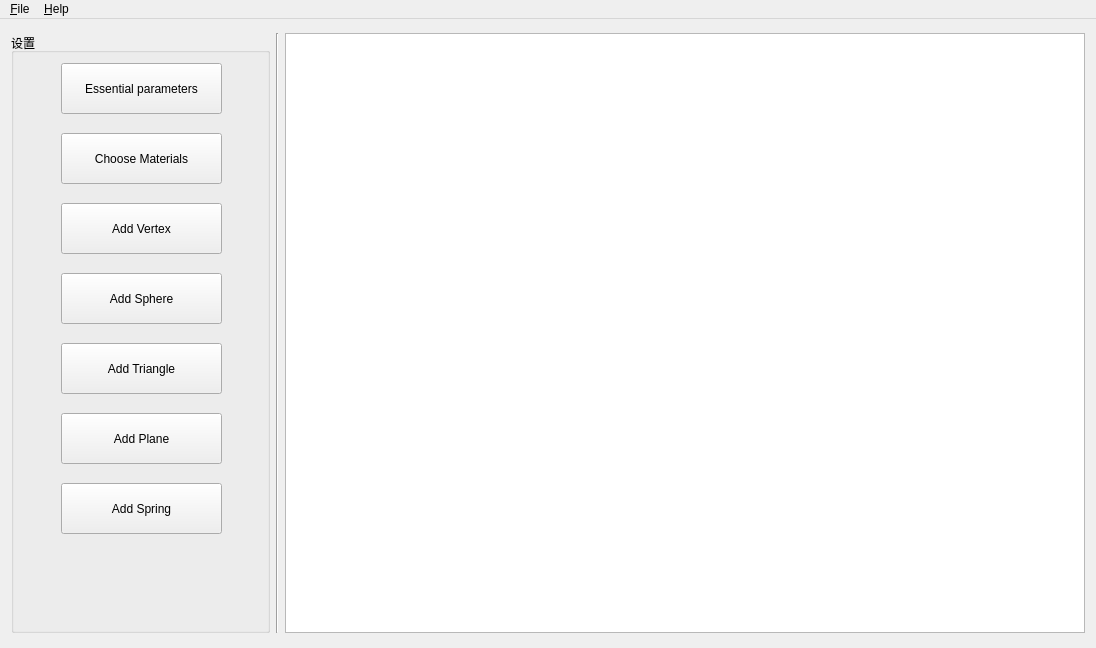
SomeTeam-SE2015/SomePhysEngin, file SomePhysEngin/someenginmainwindow.ui: the form before one commit.
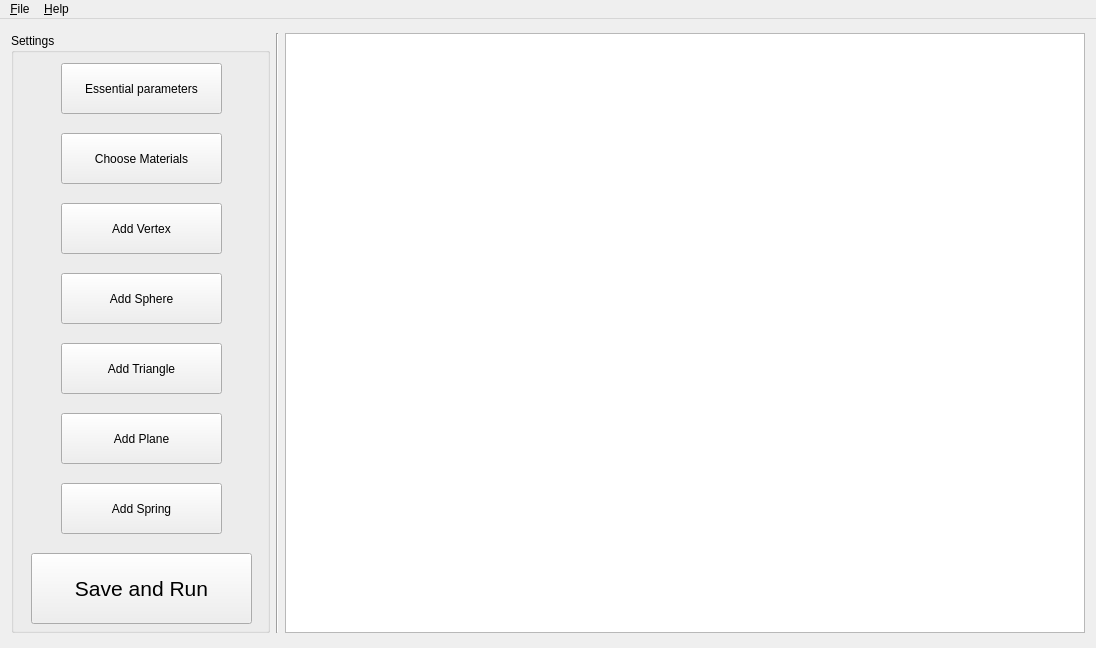
The form after the commit. Custom widgets are drawn as their Qt base class.

```diff
--- a/SomePhysEngin/someenginmainwindow.ui
+++ b/SomePhysEngin/someenginmainwindow.ui
@@ -20,7 +20,7 @@
       <item>
        <widget class="QGroupBox" name="groupBox">
         <property name="title">
-         <string>设置</string>
+         <string>Settings</string>
         </property>
         <widget class="QPushButton" name="pushButton">
          <property name="geometry">
@@ -113,6 +113,24 @@
           <string>Add Spring</string>
          </property>
         </widget>
+        <widget class="QPushButton" name="pushButton_8">
+         <property name="geometry">
+          <rect>
+           <x>20</x>
+           <y>520</y>
+           <width>221</width>
+           <height>71</height>
+          </rect>
+         </property>
+         <property name="font">
+          <font>
+           <pointsize>16</pointsize>
+          </font>
+         </property>
+         <property name="text">
+          <string>Save and Run</string>
+         </property>
+        </widget>
        </widget>
       </item>
       <item>
```
Left out of the diff: 4 changed lines with no effect on the pictures.
